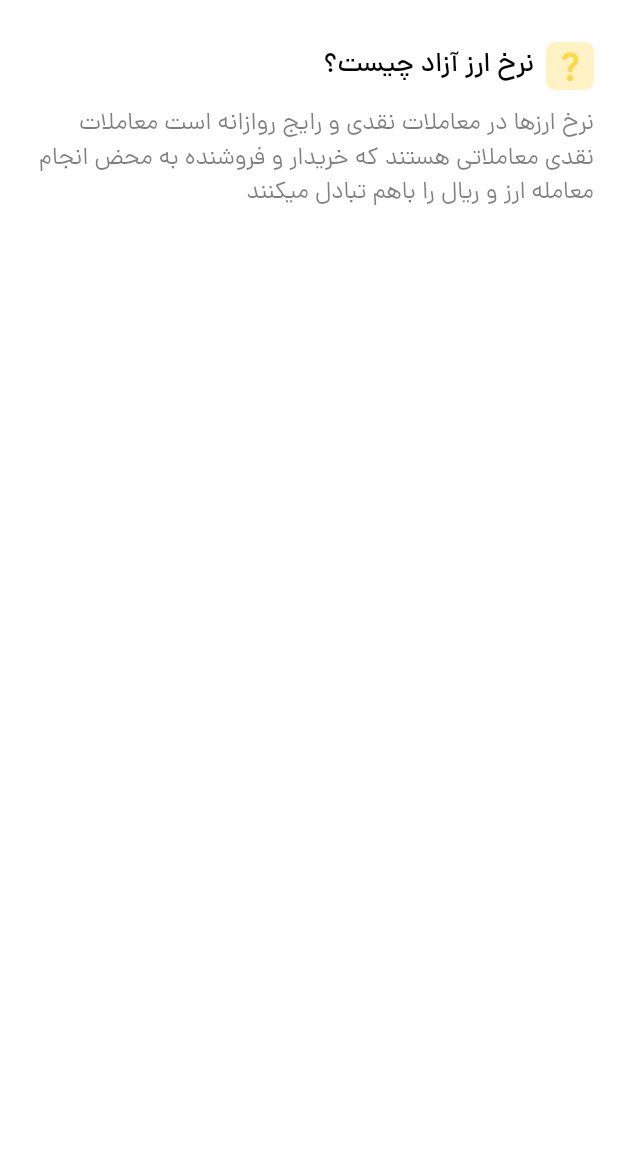
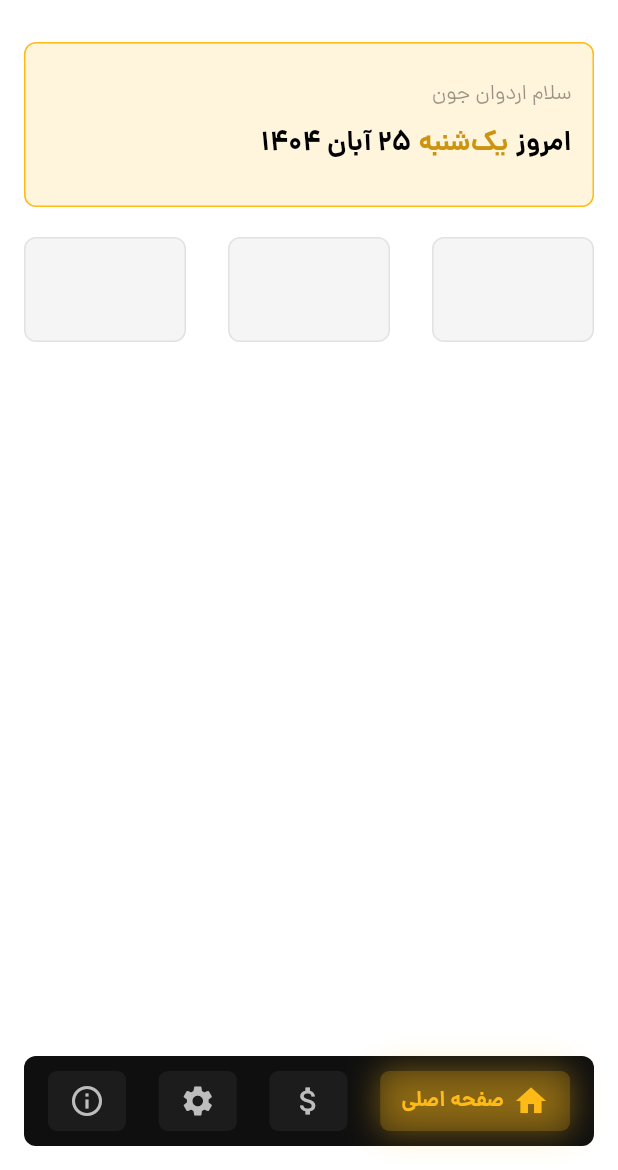
Before and after one commit to ardavan8102/Arzin, a Flutter app: the screen it shows after launch, on a phone screen of 412 x 824 dp, the part 66-1236 px from its top. Run offline on Flutter 3.47's test engine with Material 3 defaults, Android fonts, the phone set to English and light mode, and no system bars; our stand-ins replace shamsi_date.

Commit message:
bottom navbar created

```diff
--- /dev/null
+++ b/lib/Ui/aboutus.dart
@@ -0,0 +1,19 @@
+import 'package:flutter/material.dart';
+
+class AboutUsPage extends StatelessWidget {
+  const AboutUsPage({super.key});
+
+  @override
+  Widget build(BuildContext context) {
+    return SafeArea(
+      child: Padding(
+        padding: EdgeInsetsGeometry.all(16),
+        child: Column(
+          children: [
+
+          ],
+        ),
+      ),
+    );
+  }
+}
--- /dev/null
+++ b/lib/Ui/currencies.dart
@@ -0,0 +1,19 @@
+import 'package:flutter/material.dart';
+
+class CurrenciesPage extends StatelessWidget {
+  const CurrenciesPage({super.key});
+
+  @override
+  Widget build(BuildContext context) {
+    return SafeArea(
+      child: Padding(
+        padding: EdgeInsetsGeometry.all(16),
+        child: Column(
+          children: [
+
+          ],
+        ),
+      ),
+    );
+  }
+}
--- a/lib/Ui/home.dart
+++ b/lib/Ui/home.dart
@@ -1,57 +1,155 @@
-import 'package:arzin/components/appbar.dart';
 import 'package:flutter/material.dart';
+import 'package:shamsi_date/shamsi_date.dart';
 
 class HomePage extends StatelessWidget {
   const HomePage({super.key});
 
+  List<String> getPersianDate() {
+    final now = DateTime.now();
+    final jalali = Jalali.fromDateTime(now);
+    final formatter = jalali.formatter;
+
+    // Day Names
+    final List<String> weekDays = [
+      'شنبه',
+      'یک‌شنبه',
+      'دوشنبه',
+      'سه‌شنبه',
+      'چهارشنبه',
+      'پنج‌شنبه',
+      'جمعه',
+    ];
+
+    final weekdayName = weekDays[jalali.weekDay - 1];
+    String weekDay = weekdayName;
+    String date = '${formatter.d} ${formatter.mN} ${formatter.yyyy}';
+    List<String> result = [weekDay, date];
+    return result;
+  }
+
   @override
   Widget build(BuildContext context) {
-    return Scaffold(
-      backgroundColor: Colors.white,
-      appBar: AppBarArzin(),
-      body: Padding(
+    return SafeArea(
+      child: Padding(
         padding: const EdgeInsets.all(16.0),
         child: Column(
           children: [
+            Container(
+              height: 110,
+              width: double.infinity,
+              padding: EdgeInsets.symmetric(vertical: 24, horizontal: 14),
+              decoration: BoxDecoration(
+                color: Color(0xffFEBA17).withValues(alpha: 0.15),
+                border: Border.all(
+                  width: 1,
+                  color: Color(0xffFEBA17),
+                ),
+                borderRadius: BorderRadius.circular(8),
+              ),
+              child: Column(
+                mainAxisAlignment: MainAxisAlignment.center,
+                crossAxisAlignment: CrossAxisAlignment.start,
+                children: [
+                  Text(
+                    'سلام اردوان جون',
+                    style: TextStyle(
+                      fontSize: 14,
+                      fontWeight: FontWeight.w400,
+                      color: Colors.black.withValues(alpha: 0.4),
+                    ),
+                  ),
+
+                  SizedBox(height: 8),
+
+                  Expanded(
+                    child: Row(
+                      children: [
+                        const Text(
+                          'امروز',
+                          style: TextStyle(
+                            fontSize: 18,
+                            fontWeight: FontWeight.w600,
+                            color: Colors.black,
+                          ),
+                        ),
+
+                        SizedBox(width: 5),
+
+                        Text(
+                          getPersianDate()[0],
+                          style: TextStyle(
+                            fontSize: 18,
+                            fontWeight: FontWeight.w600,
+                            color: Color(0xffCB9512),
+                          ),
+                        ),
+
+                        SizedBox(width: 5),
+
+                        Text(
+                          getPersianDate()[1],
+                          style: TextStyle(
+                            fontSize: 18,
+                            fontWeight: FontWeight.w600,
+                            color: Colors.black,
+                          ),
+                        ),
+                      ],
+                    ),
+                  ),
+                ],
+              ),
+            ),
+
+            SizedBox(height: 20),
+
             Row(
-              mainAxisAlignment: MainAxisAlignment.start,
+              crossAxisAlignment: CrossAxisAlignment.center,
+              mainAxisAlignment: MainAxisAlignment.spaceBetween,
               children: [
+                Container(
+                  decoration: BoxDecoration(
+                    color: Color(0xffF5F5F5),
+                    borderRadius: BorderRadius.circular(8),
+                    border: Border.all(
+                      width: 1,
+                      color: Color(0xffe2e2e2),
+                    ),
+                  ),
+                  width: 108,
+                  height: 70,
+                ),
+
+                SizedBox(width: 20),
 
                 Container(
-                  padding: EdgeInsets.all(4),
                   decoration: BoxDecoration(
-                    borderRadius: BorderRadius.circular(6),
-                    color: Colors.amberAccent.withValues(alpha: 0.3),
+                    color: Color(0xffF5F5F5),
+                    borderRadius: BorderRadius.circular(8),
+                    border: Border.all(
+                      width: 1,
+                      color: Color(0xffe2e2e2),
+                    ),
                   ),
-                  child: Icon(
-                    Icons.question_mark,
-                    color: Colors.amberAccent,
-                  ),
+                  width: 108,
+                  height: 70,
                 ),
 
-                SizedBox(width: 8),
+                SizedBox(width: 20),
 
-                Text(
-                  'نرخ ارز آزاد چیست؟',
-                  style: TextStyle(
-                    color: Colors.black,
-                    fontSize: 18,
-                    fontWeight: FontWeight.w500,
+                Container(
+                  decoration: BoxDecoration(
+                    color: Color(0xffF5F5F5),
+                    borderRadius: BorderRadius.circular(8),
+                    border: Border.all(
+                      width: 1,
+                      color: Color(0xffe2e2e2),
+                    ),
                   ),
+                  width: 108,
+                  height: 70,
                 ),
               ],
-            ),
-
-            SizedBox(height: 12),
-
-            Text(
-              'نرخ ارزها در معاملات نقدی و رایج روازانه است معاملات نقدی معاملاتی هستند که خریدار و فروشنده به محض انجام معامله ارز و ریال را باهم تبادل میکنند',
-              style: TextStyle(
-                color: Colors.black.withValues(alpha: 0.5),
-                fontSize: 16,
-                fontWeight: FontWeight.w400,
-              ),
-              textDirection: TextDirection.rtl,
             ),
           ],
         ),
--- /dev/null
+++ b/lib/Ui/settings.dart
@@ -0,0 +1,19 @@
+import 'package:flutter/material.dart';
+
+class SettingsPage extends StatelessWidget {
+  const SettingsPage({super.key});
+
+  @override
+  Widget build(BuildContext context) {
+    return SafeArea(
+      child: Padding(
+        padding: EdgeInsetsGeometry.all(16),
+        child: Column(
+          children: [
+
+          ],
+        ),
+      ),
+    );
+  }
+}
--- a/lib/Ui/splash.dart
+++ b/lib/Ui/splash.dart
@@ -1,5 +1,5 @@
 import 'dart:async';
-import 'package:arzin/ui/home.dart';
+import 'package:arzin/page_handler.dart';
 import 'package:flutter/material.dart';
 
 class SplashScreen extends StatefulWidget {
@@ -24,7 +24,7 @@ class _SplashScreenState extends State<SplashScreen> with SingleTickerProviderSt
     // Navigate to HOME
     Timer(Duration(seconds: 5), () {
       Navigator.of(context).push(MaterialPageRoute(
-        builder: (context) => const HomePage(),
+        builder: (context) => const MainScreen(),
       ));
     });
   }
--- /dev/null
+++ b/lib/components/bottom_nav.dart
@@ -0,0 +1,78 @@
+import 'package:flutter/material.dart';
+
+class CustomBottomNavBar extends StatelessWidget {
+  final int currentIndex;
+  final Function(int) onTap;
+
+  const CustomBottomNavBar({
+    super.key,
+    required this.currentIndex,
+    required this.onTap,
+  });
+
+  @override
+  Widget build(BuildContext context) {
+    final items = [
+      {'icon': Icons.home, 'label': 'صفحه اصلی'},
+      {'icon': Icons.attach_money, 'label': 'نرخ ارزها'},
+      {'icon': Icons.settings, 'label': 'تنظیمات'},
+      {'icon': Icons.info_outline, 'label': 'درباره ما'},
+    ];
+
+    return Container(
+      decoration: BoxDecoration(
+        color: const Color(0xFF0F0F0F),
+        borderRadius: BorderRadius.circular(8),
+      ),
+      margin: EdgeInsets.all(16),
+      padding: const EdgeInsets.symmetric(horizontal: 16, vertical: 10),
+      child: Row(
+        mainAxisAlignment: MainAxisAlignment.spaceBetween,
+        children: List.generate(items.length, (i) {
+          final selected = currentIndex == i;
+          return GestureDetector(
+            onTap: () => onTap(i),
+            child: AnimatedContainer(
+              duration: const Duration(milliseconds: 250),
+              padding: const EdgeInsets.symmetric(horizontal: 14, vertical: 8),
+              decoration: BoxDecoration(
+                color: selected
+                    ? const Color(0xffFEBA17).withValues(alpha: 0.2)
+                    : const Color(0xFF1C1C1C),
+                borderRadius: BorderRadius.circular(6),
+                boxShadow: selected
+                    ? [
+                        BoxShadow(
+                          color: const Color(0xFFFEBA17).withValues(alpha: 0.4),
+                          blurRadius: 18,
+                          spreadRadius: 1,
+                        ),
+                      ]
+                    : [],
+              ),
+              child: Row(
+                children: [
+                  Icon(
+                    items[i]['icon'] as IconData,
+                    color: selected ? Color(0xffFEBA17) : Colors.grey[400],
+                  ),
+                  if (selected) ...[
+                    const SizedBox(width: 6),
+                    Text(
+                      items[i]['label'] as String,
+                      style: const TextStyle(
+                        color: Color(0xffFEBA17),
+                        fontWeight: FontWeight.w600,
+                        fontSize: 14,
+                      ),
+                    ),
+                  ],
+                ],
+              ),
+            ),
+          );
+        }),
+      ),
+    );
+  }
+}
--- /dev/null
+++ b/lib/page_handler.dart
@@ -0,0 +1,41 @@
+import 'package:arzin/Ui/home.dart';
+import 'package:arzin/components/appbar.dart';
+import 'package:arzin/components/bottom_nav.dart';
+import 'package:arzin/ui/aboutus.dart';
+import 'package:arzin/ui/currencies.dart';
+import 'package:arzin/ui/settings.dart';
+import 'package:flutter/material.dart';
+
+class MainScreen extends StatefulWidget {
+  const MainScreen({super.key});
+
+  @override
+  State<MainScreen> createState() => _MainScreenState();
+}
+
+class _MainScreenState extends State<MainScreen> {
+  int selectedIndex = 0;
+
+  final pages = [
+    const HomePage(),
+    const CurrenciesPage(),
+    const SettingsPage(),
+    const AboutUsPage(),
+  ];
+
+  @override
+  Widget build(BuildContext context) {
+    return Scaffold(
+      backgroundColor: Colors.white,
+      appBar: const AppBarArzin(),
+      body: IndexedStack(
+        index: selectedIndex,
+        children: pages,
+      ),
+      bottomNavigationBar: CustomBottomNavBar(
+        currentIndex: selectedIndex,
+        onTap: (index) => setState(() => selectedIndex = index),
+      ),
+    );
+  }
+}
--- a/pubspec.yaml
+++ b/pubspec.yaml
@@ -16,6 +16,7 @@ dependencies:
   intl: any
 
   cupertino_icons: ^1.0.8
+  shamsi_date: ^1.1.1
 
 dev_dependencies:
   flutter_test:
```
Also changed, not shown: pubspec.lock, 7 other files.
